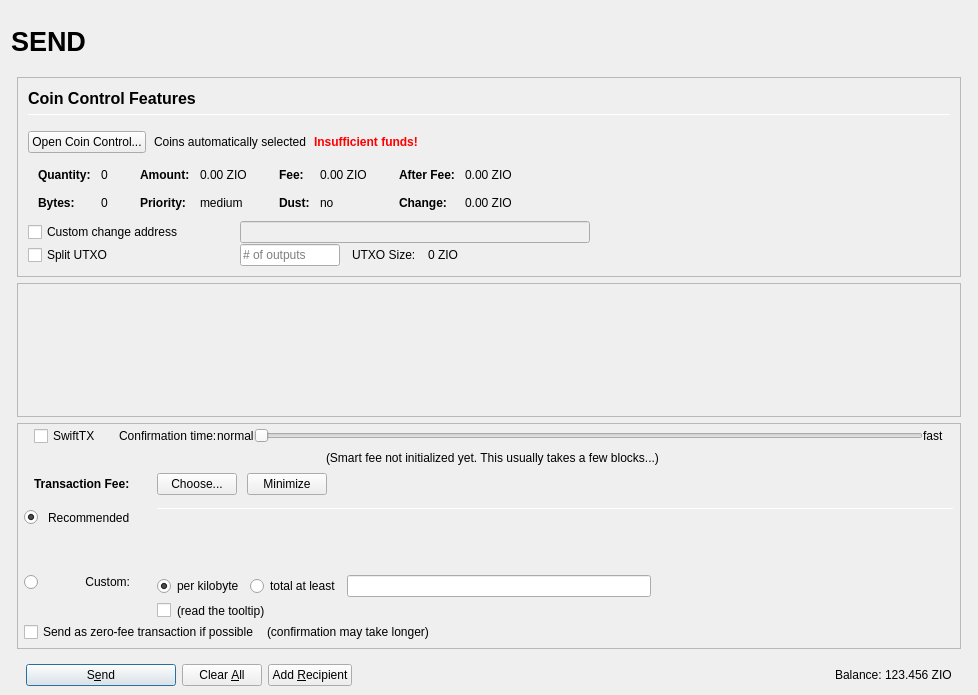
Qt form src/qt/forms/sendcoinsdialog.ui (chaosmncoin/chaosCore) before a commit.
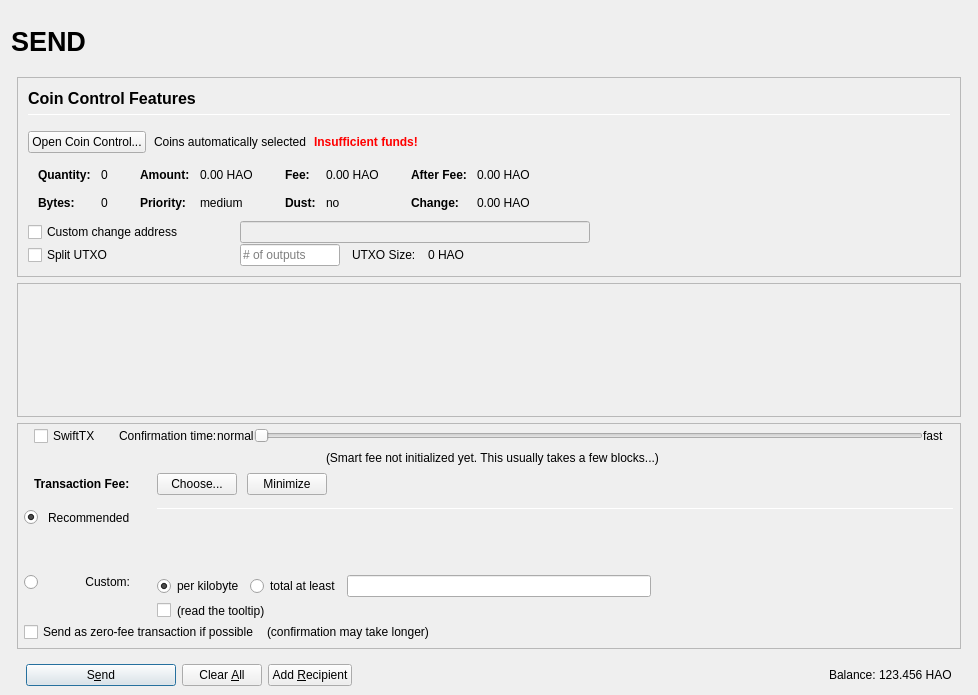
The same form after that commit. Icons and pictures are not drawn. Custom widgets are drawn as their Qt base class.

Patch:
```diff
--- a/src/qt/forms/sendcoinsdialog.ui
+++ b/src/qt/forms/sendcoinsdialog.ui
@@ -493,7 +493,7 @@
                         <enum>Qt::ActionsContextMenu</enum>
                        </property>
                        <property name="text">
-                        <string notr="true">0.00 ZIO</string>
+                        <string notr="true">0.00 HAO</string>
                        </property>
                        <property name="textInteractionFlags">
                         <set>Qt::LinksAccessibleByMouse|Qt::TextSelectableByKeyboard|Qt::TextSelectableByMouse</set>
@@ -573,7 +573,7 @@
                         <enum>Qt::ActionsContextMenu</enum>
                        </property>
                        <property name="text">
-                        <string notr="true">0.00 ZIO</string>
+                        <string notr="true">0.00 HAO</string>
                        </property>
                        <property name="textInteractionFlags">
                         <set>Qt::LinksAccessibleByMouse|Qt::TextSelectableByKeyboard|Qt::TextSelectableByMouse</set>
@@ -653,7 +653,7 @@
                         <enum>Qt::ActionsContextMenu</enum>
                        </property>
                        <property name="text">
-                        <string notr="true">0.00 ZIO</string>
+                        <string notr="true">0.00 HAO</string>
                        </property>
                        <property name="textInteractionFlags">
                         <set>Qt::LinksAccessibleByMouse|Qt::TextSelectableByKeyboard|Qt::TextSelectableByMouse</set>
@@ -682,7 +682,7 @@
                         <enum>Qt::ActionsContextMenu</enum>
                        </property>
                        <property name="text">
-                        <string notr="true">0.00 ZIO</string>
+                        <string notr="true">0.00 HAO</string>
                        </property>
                        <property name="textInteractionFlags">
                         <set>Qt::LinksAccessibleByMouse|Qt::TextSelectableByKeyboard|Qt::TextSelectableByMouse</set>
@@ -849,7 +849,7 @@
                 <item>
                  <widget class="QLabel" name="labelBlockSize">
                   <property name="text">
-                   <string>0 ZIO</string>
+                   <string>0 HAO</string>
                   </property>
                  </widget>
                 </item>
@@ -1727,7 +1727,7 @@
                 <cursorShape>IBeamCursor</cursorShape>
                </property>
                <property name="text">
-                <string notr="true">123.456 ZIO</string>
+                <string notr="true">123.456 HAO</string>
                </property>
                <property name="textInteractionFlags">
                 <set>Qt::LinksAccessibleByMouse|Qt::TextSelectableByKeyboard|Qt::TextSelectableByMouse</set>
```
Left out of the diff: 18 changed lines with no effect on the pictures.
